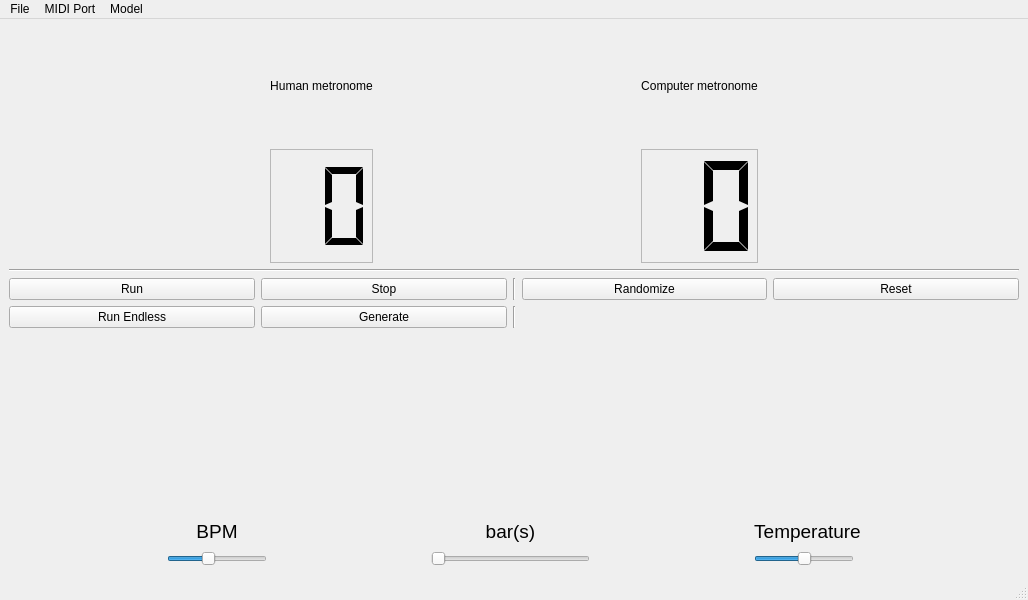
This is raspian_gui.ui in nwesem/VAEsemane_RasPi as Qt 5 draws it before an edit. The edited form follows.
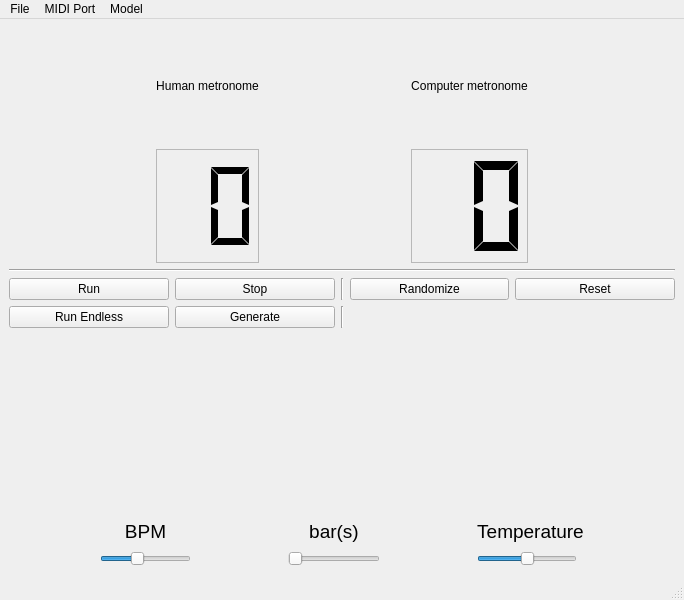
This is the edited form.

Commit message: changed min resolution of gui

```diff
--- a/raspian_gui.ui
+++ b/raspian_gui.ui
@@ -6,7 +6,7 @@
    <rect>
     <x>0</x>
     <y>0</y>
-    <width>1028</width>
+    <width>684</width>
     <height>600</height>
    </rect>
   </property>
@@ -402,7 +402,7 @@
     <rect>
      <x>0</x>
      <y>0</y>
-     <width>1028</width>
+     <width>684</width>
      <height>22</height>
     </rect>
    </property>
```
Left out of the diff: 126 changed lines with no effect on the pictures.
